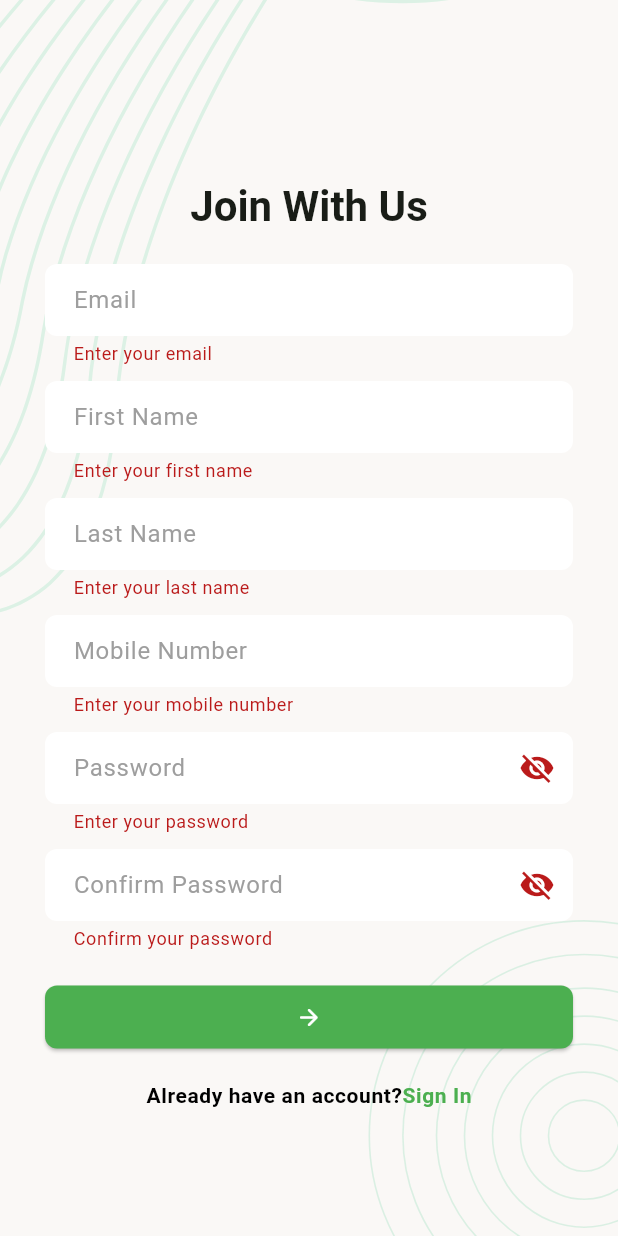
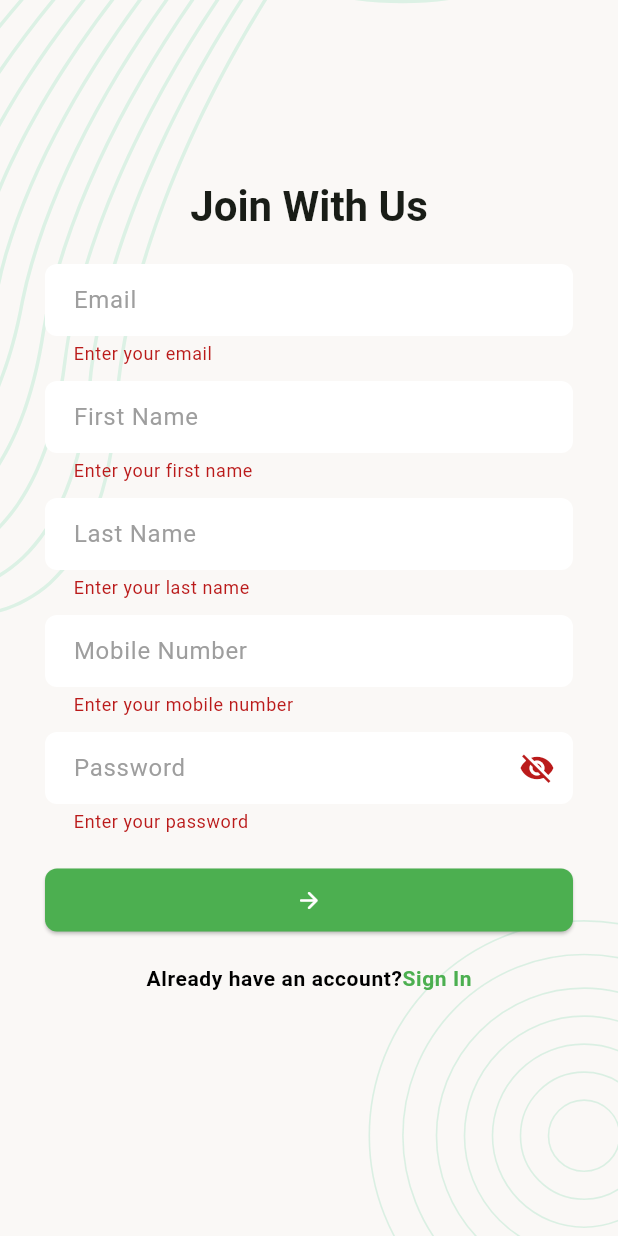
Before and after one commit to Shoaib-Siam/task_manager, a Flutter app: the SignUpScreen screen opened by its route, after a tap on the "arrow forward" icon, on a phone screen of 412 x 824 dp. Run offline on Flutter 3.47's test engine with Material 3 defaults, Android fonts, the phone set to English and light mode, and no system bars; our stand-ins replace flutter_svg, image_picker, pin_code_fields.

Commit message:
Complete UI

```diff
--- a/lib/ui/screens/sign_up_screen.dart
+++ b/lib/ui/screens/sign_up_screen.dart
@@ -26,12 +26,12 @@ class _SignUpScreenState extends State<SignUpScreen> {
   final GlobalKey<FormState> _formKey = GlobalKey<FormState>();
 
   bool _passwordVisible = false;
-  bool _confirmPasswordVisible = false;
+
   @override
   void initState() {
     super.initState();
     _passwordVisible = false;
-    _confirmPasswordVisible = false;
+
   }
 
   @override
@@ -114,31 +114,7 @@ class _SignUpScreenState extends State<SignUpScreen> {
                     ),
                     validator: Validators.validatePassword,
                   ),
-                  SizedBox(height: 10),
-                  TextFormField(
-                    controller: _confirmPasswordController,
-                    obscureText: !_confirmPasswordVisible,
-                    decoration: InputDecoration(
-                      hintText: 'Confirm Password',
-                      suffixIcon: PasswordVisibilityIcon(
-                        isVisible: _confirmPasswordVisible,
-                        onTap: () {
-                          setState(() {
-                            _confirmPasswordVisible = !_confirmPasswordVisible;
-                          });
-                        },
-                      ),
-                    ),
-                    validator: (value) {
-                      if (value == null || value.isEmpty) {
-                        return 'Confirm your password';
-                      }
-                      if (value != _passwordController.text) {
-                        return 'Passwords do not match';
-                      }
-                      return null;
-                    },
-                  ),
+
 
                   SizedBox(height: 20),
 
```
Also changed, not shown: lib/ui/screens/update_profile_screen.dart (+7 -34 lines).
